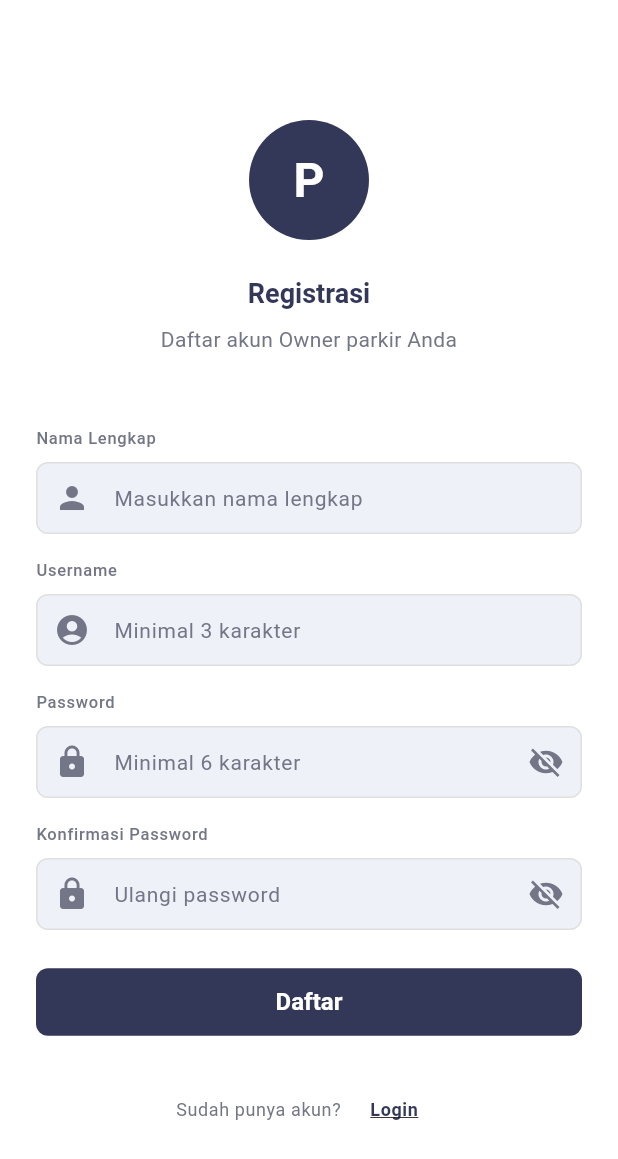
After one commit to abimanyupewe/module_parking_app, a Flutter app: the RegisterPage screen opened by its route, on a phone screen of 412 x 824 dp. The commit adds this screen. Shown: the top 1159 px of the screen. Run offline on Flutter 3.47's test engine with Material 3 defaults, Android fonts, the phone set to English and light mode, and no system bars; our stand-ins replace shared_preferences, sqflite; missing offline and left inert: bcrypt; accounts and stored records are empty.

Commit message:
feat: implement Owner-only registration system
- Add RegisterPage for Owner registration with form validation
- Add registerOwner method to AuthController
- Implement username and password validation
- Only Owner role can register (Admin and Petugas created by system)
- Add registration route to main.dart
- Link login page to registration page
- Auto-redirect to login after successful registration

Admin and Petugas accounts must be manually created by system administrator

```diff
--- a/lib/features/auth/controllers/auth_controller.dart
+++ b/lib/features/auth/controllers/auth_controller.dart
@@ -1,5 +1,5 @@
-import 'package:flutter/material.dart';
 import '../../../core/preferences/app_preferences.dart';
+import '../../../models/user_model.dart';
 import '../../../services/database_helper.dart';
 import '../../../services/password_service.dart';
 
@@ -82,4 +82,56 @@ class AuthController {
   bool validatePassword(String password) {
     return PasswordService.validatePasswordStrength(password);
   }
+
+  /// Register new Owner user (hanya Owner yang bisa register sendiri)
+  Future<Map<String, dynamic>> registerOwner({
+    required String namaLengkap,
+    required String username,
+    required String password,
+  }) async {
+    try {
+      // Validasi input
+      if (namaLengkap.isEmpty || username.isEmpty || password.isEmpty) {
+        return {'success': false, 'message': 'Semua field harus diisi'};
+      }
+
+      // Validasi username panjang
+      if (username.length < 3) {
+        return {'success': false, 'message': 'Username minimal 3 karakter'};
+      }
+
+      // Validasi password panjang
+      if (password.length < 6) {
+        return {'success': false, 'message': 'Password minimal 6 karakter'};
+      }
+
+      // Check if username already exists
+      final existingUser = await _dbHelper.getUserByUsername(username);
+      if (existingUser != null) {
+        return {'success': false, 'message': 'Username sudah terdaftar'};
+      }
+
+      // Hash password
+      final hashedPassword = PasswordService.hashPassword(password);
+
+      // Create new Owner user
+      final newUser = UserModel(
+        namaLengkap: namaLengkap,
+        username: username,
+        password: hashedPassword,
+        role: 'owner',
+        status: 'aktif',
+      );
+
+      // Insert ke database
+      await _dbHelper.insertUser(newUser);
+
+      return {
+        'success': true,
+        'message': 'Registrasi berhasil! Silakan login dengan akun Anda.',
+      };
+    } catch (e) {
+      return {'success': false, 'message': 'Error: ${e.toString()}'};
+    }
+  }
 }
--- a/lib/features/auth/pages/login_page.dart
+++ b/lib/features/auth/pages/login_page.dart
@@ -103,14 +103,19 @@ class _LoginPageState extends State<LoginPage> {
               Row(
                 mainAxisAlignment: MainAxisAlignment.center,
                 children: [
+                  Text(
+                    'Belum punya akun? ',
+                    style: Theme.of(context).textTheme.bodySmall,
+                  ),
                   TextButton(
                     onPressed: () {
-                      Navigator.of(context).pushNamed('/forgot_password');
+                      Navigator.of(context).pushNamed('/register');
                     },
                     child: Text(
-                      'Lupa Password?',
+                      'Daftar',
                       style: Theme.of(context).textTheme.bodySmall?.copyWith(
-                        color: AppColors.inactive,
+                        color: AppColors.primary,
+                        fontWeight: FontWeight.bold,
                         decoration: TextDecoration.underline,
                       ),
                     ),
--- /dev/null
+++ b/lib/features/auth/pages/register_page.dart
@@ -0,0 +1,400 @@
+import 'package:flutter/material.dart';
+import '../../../config/colors.dart';
+import '../controllers/auth_controller.dart';
+import '../widgets/auth_header_widget.dart';
+
+/// Registration Page - Khusus Owner
+class RegisterPage extends StatefulWidget {
+  const RegisterPage({Key? key}) : super(key: key);
+
+  @override
+  State<RegisterPage> createState() => _RegisterPageState();
+}
+
+class _RegisterPageState extends State<RegisterPage> {
+  late AuthController _authController;
+  bool _isLoading = false;
+  String? _errorMessage;
+  String? _successMessage;
+
+  final _namaLengkapController = TextEditingController();
+  final _usernameController = TextEditingController();
+  final _passwordController = TextEditingController();
+  final _confirmPasswordController = TextEditingController();
+
+  bool _showPassword = false;
+  bool _showConfirmPassword = false;
+
+  @override
+  void initState() {
+    super.initState();
+    _authController = AuthController();
+  }
+
+  /// Handle registration
+  Future<void> _handleRegister() async {
+    // Validasi empty fields
+    if (_namaLengkapController.text.isEmpty ||
+        _usernameController.text.isEmpty ||
+        _passwordController.text.isEmpty ||
+        _confirmPasswordController.text.isEmpty) {
+      setState(() {
+        _errorMessage = 'Semua field harus diisi';
+        _successMessage = null;
+      });
+      return;
+    }
+
+    // Validasi password match
+    if (_passwordController.text != _confirmPasswordController.text) {
+      setState(() {
+        _errorMessage = 'Password konfirmasi tidak sesuai';
+        _successMessage = null;
+      });
+      return;
+    }
+
+    setState(() {
+      _isLoading = true;
+      _errorMessage = null;
+      _successMessage = null;
+    });
+
+    final result = await _authController.registerOwner(
+      namaLengkap: _namaLengkapController.text,
+      username: _usernameController.text,
+      password: _passwordController.text,
+    );
+
+    if (!mounted) return;
+
+    setState(() {
+      _isLoading = false;
+    });
+
+    if (result['success']) {
+      setState(() {
+        _successMessage = result['message'];
+        _errorMessage = null;
+      });
+
+      // Clear fields
+      _namaLengkapController.clear();
+      _usernameController.clear();
+      _passwordController.clear();
+      _confirmPasswordController.clear();
+
+      // Navigate to login after 2 seconds
+      await Future.delayed(const Duration(seconds: 2));
+      if (mounted) {
+        Navigator.of(context).pushReplacementNamed('/login');
+      }
+    } else {
+      setState(() {
+        _errorMessage = result['message'];
+        _successMessage = null;
+      });
+    }
+  }
+
+  @override
+  void dispose() {
+    _namaLengkapController.dispose();
+    _usernameController.dispose();
+    _passwordController.dispose();
+    _confirmPasswordController.dispose();
+    super.dispose();
+  }
+
+  @override
+  Widget build(BuildContext context) {
+    return Scaffold(
+      backgroundColor: AppColors.background,
+      body: SafeArea(
+        child: SingleChildScrollView(
+          padding: const EdgeInsets.symmetric(horizontal: 24, vertical: 40),
+          child: Column(
+            children: [
+              // Header
+              const SizedBox(height: 40),
+              const AuthHeaderWidget(
+                title: 'Registrasi',
+                subtitle: 'Daftar akun Owner parkir Anda',
+              ),
+              const SizedBox(height: 48),
+
+              // Form
+              _buildForm(),
+              const SizedBox(height: 24),
+
+              // Error Message
+              if (_errorMessage != null)
+                Container(
+                  padding: const EdgeInsets.all(12),
+                  decoration: BoxDecoration(
+                    color: AppColors.danger.withOpacity(0.1),
+                    borderRadius: BorderRadius.circular(8),
+                    border: Border.all(color: AppColors.danger),
+                  ),
+                  child: Row(
+                    children: [
+                      const Icon(Icons.error_outline, color: AppColors.danger),
+                      const SizedBox(width: 12),
+                      Expanded(
+                        child: Text(
+                          _errorMessage!,
+                          style: const TextStyle(
+                            color: AppColors.danger,
+                            fontSize: 13,
+                          ),
+                        ),
+                      ),
+                    ],
+                  ),
+                ),
+
+              // Success Message
+              if (_successMessage != null)
+                Container(
+                  padding: const EdgeInsets.all(12),
+                  decoration: BoxDecoration(
+                    color: AppColors.success.withOpacity(0.1),
+                    borderRadius: BorderRadius.circular(8),
+                    border: Border.all(color: AppColors.success),
+                  ),
+                  child: Row(
+                    children: [
+                      const Icon(
+                        Icons.check_circle_outline,
+                        color: AppColors.success,
+                      ),
+                      const SizedBox(width: 12),
+                      Expanded(
+                        child: Text(
+                          _successMessage!,
+                          style: const TextStyle(
+                            color: AppColors.success,
+                            fontSize: 13,
+                          ),
+                        ),
+                      ),
+                    ],
+                  ),
+                ),
+
+              if (_errorMessage != null || _successMessage != null)
+                const SizedBox(height: 16),
+
+              // Footer Links
+              Row(
+                mainAxisAlignment: MainAxisAlignment.center,
+                children: [
+                  Text(
+                    'Sudah punya akun? ',
+                    style: Theme.of(context).textTheme.bodySmall,
+                  ),
+                  TextButton(
+                    onPressed: () {
+                      Navigator.of(context).pushReplacementNamed('/login');
+                    },
+                    child: Text(
+                      'Login',
+                      style: Theme.of(context).textTheme.bodySmall?.copyWith(
+                        color: AppColors.primary,
+                        fontWeight: FontWeight.bold,
+                        decoration: TextDecoration.underline,
+                      ),
+                    ),
+                  ),
+                ],
+              ),
+            ],
+          ),
+        ),
+      ),
+    );
+  }
+
+  /// Build registration form
+  Widget _buildForm() {
+    return Column(
+      crossAxisAlignment: CrossAxisAlignment.start,
+      children: [
+        // Nama Lengkap
+        Text('Nama Lengkap', style: Theme.of(context).textTheme.labelSmall),
+        const SizedBox(height: 8),
+        TextField(
+          controller: _namaLengkapController,
+          enabled: !_isLoading,
+          decoration: InputDecoration(
+            hintText: 'Masukkan nama lengkap',
+            contentPadding: const EdgeInsets.symmetric(
+              horizontal: 16,
+              vertical: 12,
+            ),
+            border: OutlineInputBorder(
+              borderRadius: BorderRadius.circular(8),
+              borderSide: const BorderSide(color: AppColors.border),
+            ),
+            enabledBorder: OutlineInputBorder(
+              borderRadius: BorderRadius.circular(8),
+              borderSide: const BorderSide(color: AppColors.border),
+            ),
+            focusedBorder: OutlineInputBorder(
+              borderRadius: BorderRadius.circular(8),
+              borderSide: const BorderSide(color: AppColors.primary),
+            ),
+            prefixIcon: const Icon(Icons.person, color: AppColors.inactive),
+          ),
+        ),
+        const SizedBox(height: 16),
+
+        // Username
+        Text('Username', style: Theme.of(context).textTheme.labelSmall),
+        const SizedBox(height: 8),
+        TextField(
+          controller: _usernameController,
+          enabled: !_isLoading,
+          decoration: InputDecoration(
+            hintText: 'Minimal 3 karakter',
+            contentPadding: const EdgeInsets.symmetric(
+              horizontal: 16,
+              vertical: 12,
+            ),
+            border: OutlineInputBorder(
+              borderRadius: BorderRadius.circular(8),
+              borderSide: const BorderSide(color: AppColors.border),
+            ),
+            enabledBorder: OutlineInputBorder(
+              borderRadius: BorderRadius.circular(8),
+              borderSide: const BorderSide(color: AppColors.border),
+            ),
+            focusedBorder: OutlineInputBorder(
+              borderRadius: BorderRadius.circular(8),
+              borderSide: const BorderSide(color: AppColors.primary),
+            ),
+            prefixIcon: const Icon(
+              Icons.account_circle,
+              color: AppColors.inactive,
+            ),
+          ),
+        ),
+        const SizedBox(height: 16),
+
+        // Password
+        Text('Password', style: Theme.of(context).textTheme.labelSmall),
+        const SizedBox(height: 8),
+        TextField(
+          controller: _passwordController,
+          enabled: !_isLoading,
+          obscureText: !_showPassword,
+          decoration: InputDecoration(
+            hintText: 'Minimal 6 karakter',
+            contentPadding: const EdgeInsets.symmetric(
+              horizontal: 16,
+              vertical: 12,
+            ),
+            border: OutlineInputBorder(
+              borderRadius: BorderRadius.circular(8),
+              borderSide: const BorderSide(color: AppColors.border),
+            ),
+            enabledBorder: OutlineInputBorder(
+              borderRadius: BorderRadius.circular(8),
+              borderSide: const BorderSide(color: AppColors.border),
+            ),
+            focusedBorder: OutlineInputBorder(
+              borderRadius: BorderRadius.circular(8),
+              borderSide: const BorderSide(color: AppColors.primary),
+            ),
+            prefixIcon: const Icon(Icons.lock, color: AppColors.inactive),
+            suffixIcon: IconButton(
+              icon: Icon(
+                _showPassword ? Icons.visibility : Icons.visibility_off,
+                color: AppColors.inactive,
+              ),
+              onPressed: () {
+                setState(() {
+                  _showPassword = !_showPassword;
+                });
+              },
+            ),
+          ),
+        ),
+        const SizedBox(height: 16),
+
+        // Confirm Password
+        Text(
+          'Konfirmasi Password',
+          style: Theme.of(context).textTheme.labelSmall,
+        ),
+        const SizedBox(height: 8),
+        TextField(
+          controller: _confirmPasswordController,
+          enabled: !_isLoading,
+          obscureText: !_showConfirmPassword,
+          decoration: InputDecoration(
+            hintText: 'Ulangi password',
+            contentPadding: const EdgeInsets.symmetric(
+              horizontal: 16,
+              vertical: 12,
+            ),
+            border: OutlineInputBorder(
+              borderRadius: BorderRadius.circular(8),
+              borderSide: const BorderSide(color: AppColors.border),
+            ),
+            enabledBorder: OutlineInputBorder(
+              borderRadius: BorderRadius.circular(8),
+              borderSide: const BorderSide(color: AppColors.border),
+            ),
+            focusedBorder: OutlineInputBorder(
+              borderRadius: BorderRadius.circular(8),
+              borderSide: const BorderSide(color: AppColors.primary),
+            ),
+            prefixIcon: const Icon(Icons.lock, color: AppColors.inactive),
+            suffixIcon: IconButton(
+              icon: Icon(
+                _showConfirmPassword ? Icons.visibility : Icons.visibility_off,
+                color: AppColors.inactive,
+              ),
+              onPressed: () {
+                setState(() {
+                  _showConfirmPassword = !_showConfirmPassword;
+                });
+              },
+            ),
+          ),
+        ),
+        const SizedBox(height: 24),
+
+        // Register Button
+        SizedBox(
+          width: double.infinity,
+          child: ElevatedButton(
+            style: ElevatedButton.styleFrom(
+              backgroundColor: AppColors.primary,
+              foregroundColor: Colors.white,
+              padding: const EdgeInsets.symmetric(vertical: 13),
+              shape: RoundedRectangleBorder(
+                borderRadius: BorderRadius.circular(8),
+              ),
+            ),
+            onPressed: _isLoading ? null : _handleRegister,
+            child: _isLoading
+                ? const SizedBox(
+                    height: 20,
+                    width: 20,
+                    child: CircularProgressIndicator(
+                      strokeWidth: 2,
+                      valueColor: AlwaysStoppedAnimation<Color>(Colors.white),
+                    ),
+                  )
+                : const Text(
+                    'Daftar',
+                    style: TextStyle(fontSize: 16, fontWeight: FontWeight.w600),
+                  ),
+          ),
+        ),
+      ],
+    );
+  }
+}
--- a/lib/main.dart
+++ b/lib/main.dart
@@ -5,6 +5,7 @@ import 'core/preferences/app_preferences.dart';
 import 'features/splash/pages/splash_page.dart';
 import 'features/onboarding/pages/onboarding_page.dart';
 import 'features/auth/pages/login_page.dart';
+import 'features/auth/pages/register_page.dart';
 import 'features/owner/pages/owner_dashboard_page.dart';
 import 'features/admin/pages/admin_dashboard_page.dart';
 import 'features/petugas/pages/petugas_dashboard_page.dart';
@@ -28,6 +29,7 @@ class MyApp extends StatelessWidget {
         '/splash': (context) => const SplashPage(),
         '/onboarding': (context) => const OnboardingPage(),
         '/login': (context) => const LoginPage(),
+        '/register': (context) => const RegisterPage(),
         '/owner_dashboard': (context) => const OwnerDashboardPage(),
         '/admin_dashboard': (context) => const AdminDashboardPage(),
         '/petugas_dashboard': (context) => const PetugasDashboardPage(),
```
